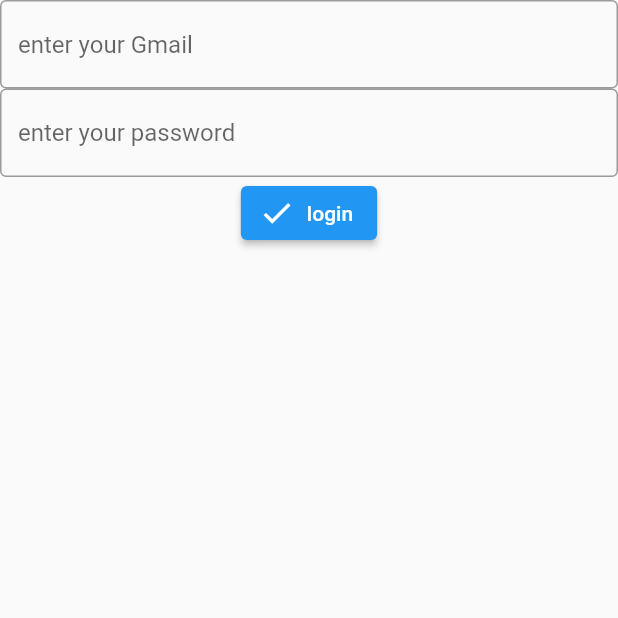
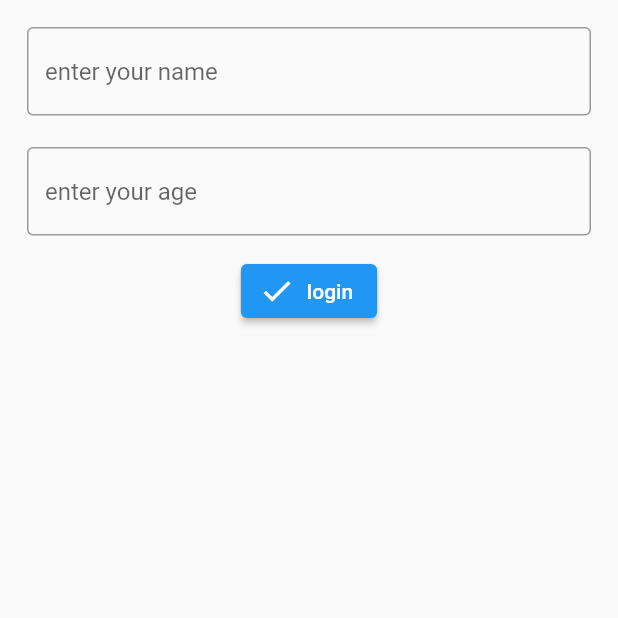
Before and after one commit to SUHAIB-P-A/hive, a Flutter app: the screen it shows after launch, on a phone screen of 412 x 824 dp, the top half of it. Run offline on Flutter 3.47's test engine with Material 2 defaults, Android fonts, the phone set to English and light mode, and no system bars.

Commit message:
some changes in textfeld and column

```diff
--- a/lib/hivelogin.dart
+++ b/lib/hivelogin.dart
@@ -3,35 +3,45 @@ import 'package:flutter/src/foundation/key.dart';
 import 'package:flutter/src/widgets/container.dart';
 import 'package:flutter/src/widgets/framework.dart';
 
-class loginscr extends StatefulWidget {
-  const loginscr({Key? key}) : super(key: key);
+class loginscr extends StatelessWidget {
+  loginscr({Key? key}) : super(key: key);
 
-  @override
-  State<loginscr> createState() => _loginscrState();
-}
+  final textcontroller = TextEditingController();
 
-class _loginscrState extends State<loginscr> {
-  final textcontroller = TextEditingController();
   final textcontroller1 = TextEditingController();
+
   @override
   Widget build(BuildContext context) {
     return Scaffold(
-      body: Column(
-        crossAxisAlignment: CrossAxisAlignment.center,
+      body: Padding(
+        padding: const EdgeInsets.all(10.0),
+        child: Column(
           children: [
-          TextFormField(
+            Padding(
+              padding: const EdgeInsets.all(8.0),
+              child: TextFormField(
                 controller: textcontroller,
                 decoration: const InputDecoration(
-              hintText: "enter your Gmail",
+                  hintText: "enter your name",
                   border: OutlineInputBorder(),
                 ),
               ),
-          TextFormField(
+            ),
+            const SizedBox(
+              height: 5,
+            ),
+            Padding(
+              padding: const EdgeInsets.all(8.0),
+              child: TextFormField(
                 controller: textcontroller1,
                 decoration: const InputDecoration(
                   border: OutlineInputBorder(),
-              hintText: "enter your password",
+                  hintText: "enter your age",
                 ),
+              ),
+            ),
+            const SizedBox(
+              height: 5,
             ),
             ElevatedButton.icon(
               onPressed: () {},
@@ -40,6 +50,7 @@ class _loginscrState extends State<loginscr> {
             ),
           ],
         ),
+      ),
     );
   }
 }
```
Lines whose indentation alone changed are shown as unchanged.
